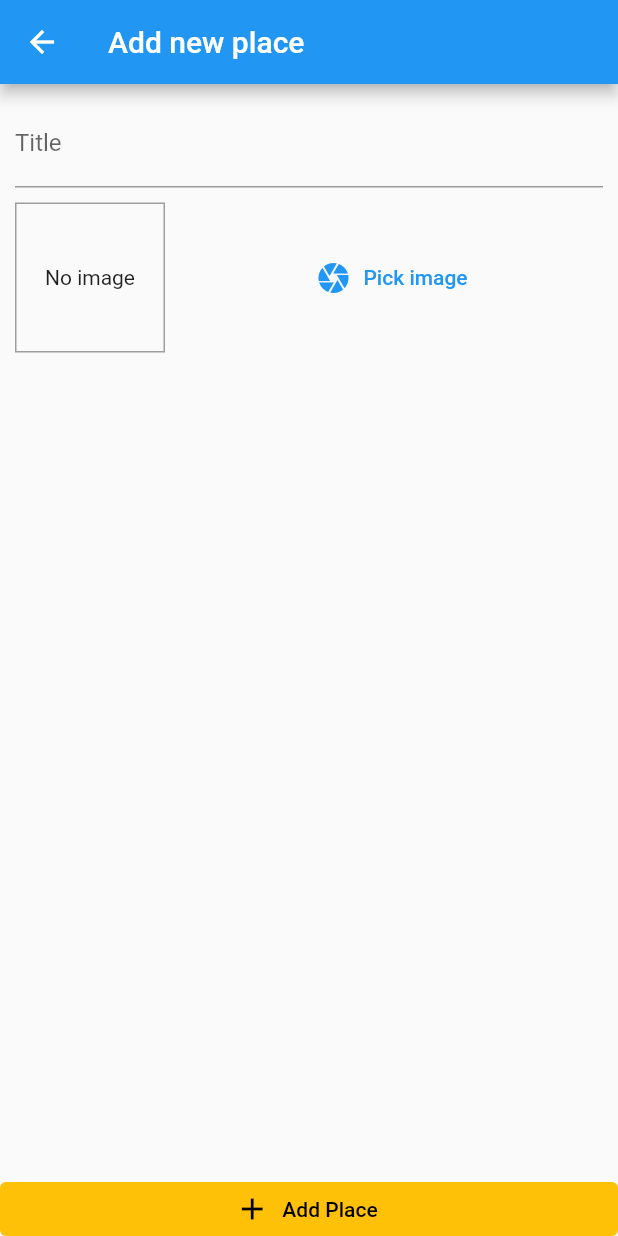
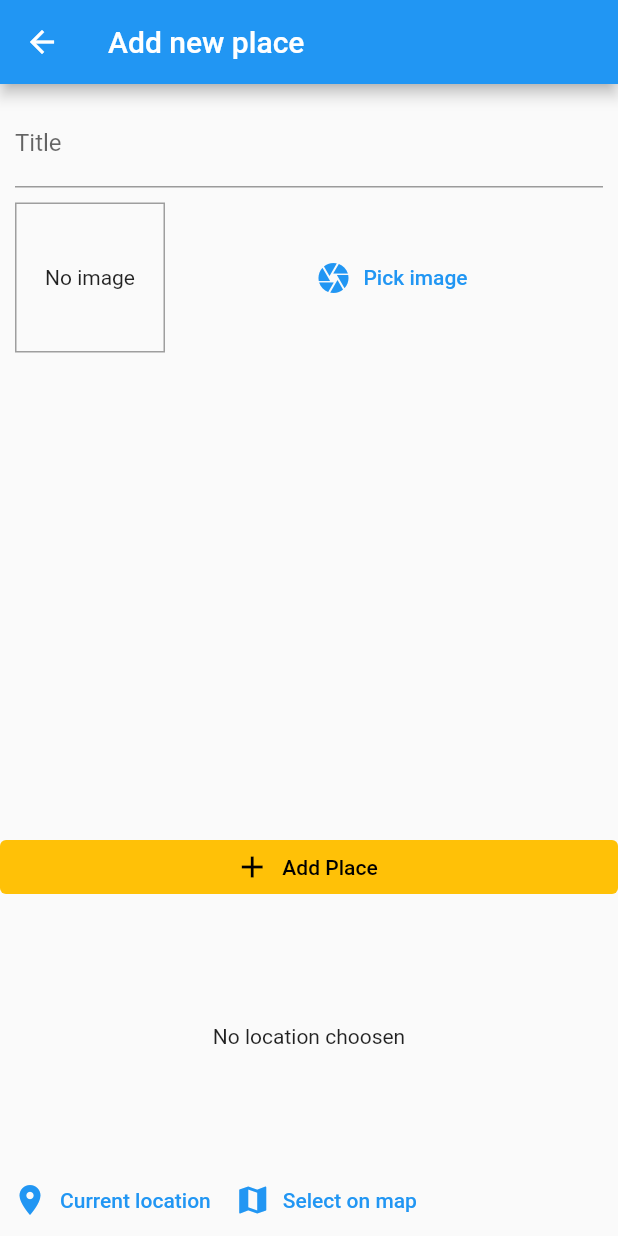
Before and after one commit to Rares23/my_locations, a Flutter app: the AddPlaceScreen screen opened by its route, on a phone screen of 412 x 824 dp. Run offline on Flutter 3.47's test engine with Material 2 defaults, Android fonts, the phone set to English and light mode, and no system bars; our stand-ins replace image_picker, sqflite; accounts and stored records are empty.

Commit message:
add location input and lib - wip

```diff
--- a/lib/screens/add_place_screen.dart
+++ b/lib/screens/add_place_screen.dart
@@ -3,6 +3,7 @@ import 'dart:io';
 import 'package:flutter/material.dart';
 import 'package:my_locations/data/providers/places.dart';
 import 'package:my_locations/widgets/image_input.dart';
+import 'package:my_locations/widgets/location_input.dart';
 import 'package:provider/provider.dart';
 
 class AddPlaceScreen extends StatefulWidget {
@@ -72,6 +73,10 @@ class _AddPlaceScreenState extends State<AddPlaceScreen> {
               elevation: 0,
             ),
           ),
+          SizedBox(
+            height: 10,
+          ),
+          LocationInput(),
         ],
       ),
     );
--- /dev/null
+++ b/lib/widgets/location_input.dart
@@ -0,0 +1,47 @@
+import 'package:flutter/material.dart';
+
+class LocationInput extends StatefulWidget {
+  @override
+  _LocationInputState createState() => _LocationInputState();
+}
+
+class _LocationInputState extends State<LocationInput> {
+  String _previewImageUrl;
+
+  @override
+  Widget build(BuildContext context) {
+    return Column(
+      children: [
+        Container(
+          height: 170,
+          width: double.infinity,
+          alignment: Alignment.center,
+          child: _previewImageUrl == null
+              ? Text(
+                  'No location choosen',
+                  textAlign: TextAlign.center,
+                )
+              : Image.network(
+                  _previewImageUrl,
+                  fit: BoxFit.cover,
+                  width: double.infinity,
+                ),
+        ),
+        Row(
+          children: [
+            TextButton.icon(
+              onPressed: () {},
+              icon: Icon(Icons.location_on),
+              label: Text("Current location"),
+            ),
+            TextButton.icon(
+              onPressed: () {},
+              icon: Icon(Icons.map),
+              label: Text("Select on map"),
+            ),
+          ],
+        ),
+      ],
+    );
+  }
+}
--- a/pubspec.yaml
+++ b/pubspec.yaml
@@ -28,6 +28,7 @@ dependencies:
   image_picker: ^0.7.4
   path_provider: ^2.0.1
   sqflite: ^2.0.0+3
+  location: ^3.0.0
 
   # The following adds the Cupertino Icons font to your application.
   # Use with the CupertinoIcons class for iOS style icons.
```
Also changed, not shown: 1 other file.
